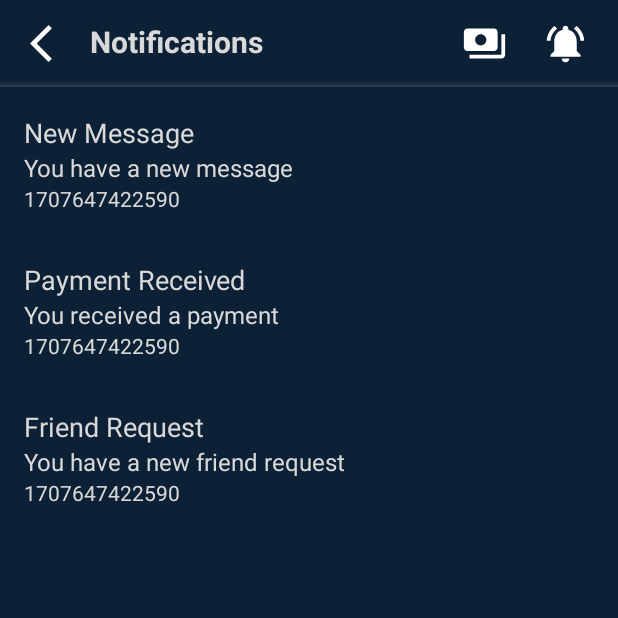
After one commit to Artan0/wallet_app, an Android app: the NotificationActivity screen opened directly, with no data from a screen before it, on a phone screen of 412 x 824 dp, the top half of it. The commit adds this screen. Run offline under Robolectric (Android 15) with nearby library versions, the phone set to English and light mode, and no system bars.

Commit message:
notification model and functionality implemented but with dummy data, still need to implement real functionality and services

```diff
--- a/app/src/main/AndroidManifest.xml
+++ b/app/src/main/AndroidManifest.xml
@@ -14,6 +14,9 @@
         android:supportsRtl="true"
         android:theme="@style/Theme.Wallet_App"
         tools:targetApi="31">
+        <activity
+            android:name=".NotificationActivity"
+            android:exported="false" />
         <activity
             android:name=".TransactionActivity"
             android:exported="false" />
--- a/app/src/main/java/com/example/wallet_app/HomeActivity.kt
+++ b/app/src/main/java/com/example/wallet_app/HomeActivity.kt
@@ -11,6 +11,7 @@ import android.widget.TextView
 import androidx.recyclerview.widget.LinearLayoutManager
 import androidx.recyclerview.widget.RecyclerView
 import com.example.wallet_app.adapters.CryptoAdapter
+import com.example.wallet_app.adapters.NotificationAdapter
 import com.example.wallet_app.model.Crypto
 import com.example.wallet_app.model.CryptoApiResponse
 import com.example.wallet_app.model.Wallet
@@ -33,6 +34,9 @@ class HomeActivity : AppCompatActivity(){
     private lateinit var auth: FirebaseAuth
     private lateinit var recyclerView: RecyclerView
     private lateinit var sendMoneyButton: ImageButton
+    private lateinit var notificationButton: ImageButton
+    private lateinit var notificationAdapter: NotificationAdapter
+
     @SuppressLint("MissingInflatedId")
     override fun onCreate(savedInstanceState: Bundle?) {
         super.onCreate(savedInstanceState)
@@ -41,6 +45,8 @@ class HomeActivity : AppCompatActivity(){
         usernameText = findViewById(R.id.usernameText)
         totalBalance = findViewById(R.id.totalBalance)
         sendMoneyButton = findViewById(R.id.sendMoneyButton)
+        notificationButton = findViewById(R.id.notificationButton)
+
 
         bottomNavigationView = findViewById(R.id.bottomNavigationView)
         bottomNavigationView.setOnNavigationItemSelectedListener { menuItem ->
@@ -72,6 +78,10 @@ class HomeActivity : AppCompatActivity(){
             startActivity(intent)
         }
 
+        notificationAdapter = NotificationAdapter(emptyList())
+        notificationButton.setOnClickListener {
+            startActivity(Intent(this, NotificationActivity::class.java))
+        }
 
         recyclerView.layoutManager = LinearLayoutManager(this)
         recyclerView.layoutManager = LinearLayoutManager(this)
--- /dev/null
+++ b/app/src/main/java/com/example/wallet_app/NotificationActivity.kt
@@ -0,0 +1,39 @@
+package com.example.wallet_app
+
+import android.os.Bundle
+import android.widget.ImageButton
+import androidx.appcompat.app.AppCompatActivity
+import androidx.recyclerview.widget.LinearLayoutManager
+import com.example.wallet_app.adapters.NotificationAdapter
+import com.example.wallet_app.databinding.ActivityNotificationBinding
+import com.example.wallet_app.model.Notification
+
+class NotificationActivity : AppCompatActivity() {
+
+    private lateinit var binding: ActivityNotificationBinding
+    private lateinit var notificationAdapter: NotificationAdapter
+    private lateinit var backButton:ImageButton
+
+    override fun onCreate(savedInstanceState: Bundle?) {
+        super.onCreate(savedInstanceState)
+        binding = ActivityNotificationBinding.inflate(layoutInflater)
+        setContentView(binding.root)
+
+        backButton = findViewById(R.id.backButton)
+
+        backButton.setOnClickListener {
+            finish()
+        }
+        notificationAdapter = NotificationAdapter(getDummyNotifications())
+        binding.notificationRecyclerView.layoutManager = LinearLayoutManager(this)
+        binding.notificationRecyclerView.adapter = notificationAdapter
+    }
+
+    private fun getDummyNotifications(): List<Notification> {
+        return listOf(
+            Notification("New Message", "You have a new message", System.currentTimeMillis()),
+            Notification("Payment Received", "You received a payment", System.currentTimeMillis()),
+            Notification("Friend Request", "You have a new friend request", System.currentTimeMillis())
+        )
+    }
+}
--- /dev/null
+++ b/app/src/main/java/com/example/wallet_app/adapters/NotificationAdapter.kt
@@ -0,0 +1,43 @@
+package com.example.wallet_app.adapters
+
+
+import android.view.LayoutInflater
+import android.view.View
+import android.view.ViewGroup
+import android.widget.TextView
+import androidx.recyclerview.widget.RecyclerView
+import com.example.wallet_app.R
+import com.example.wallet_app.model.Notification
+
+class NotificationAdapter(private var notifications: List<Notification>) :
+    RecyclerView.Adapter<NotificationAdapter.ViewHolder>() {
+
+    class ViewHolder(itemView: View) : RecyclerView.ViewHolder(itemView) {
+        val title: TextView = itemView.findViewById(R.id.notificationTitle)
+        val content: TextView = itemView.findViewById(R.id.notificationContent)
+        val timestamp: TextView = itemView.findViewById(R.id.notificationTimestamp)
+    }
+
+    override fun onCreateViewHolder(parent: ViewGroup, viewType: Int): ViewHolder {
+        val view = LayoutInflater.from(parent.context)
+            .inflate(R.layout.notification_item_layout, parent, false)
+        return ViewHolder(view)
+    }
+
+    override fun onBindViewHolder(holder: ViewHolder, position: Int) {
+        val notification = notifications[position]
+
+        holder.title.text = notification.title
+        holder.content.text = notification.content
+        holder.timestamp.text = notification.timestamp.toString() // Format as needed
+    }
+
+    override fun getItemCount(): Int {
+        return notifications.size
+    }
+
+    fun updateData(newNotifications: List<Notification>) {
+        notifications = newNotifications
+        notifyDataSetChanged()
+    }
+}
--- /dev/null
+++ b/app/src/main/java/com/example/wallet_app/model/Notification.kt
@@ -0,0 +1,7 @@
+package com.example.wallet_app.model
+
+data class Notification(
+    val title: String,
+    val content: String,
+    val timestamp: Long
+)
--- /dev/null
+++ b/app/src/main/res/layout/activity_notification.xml
@@ -0,0 +1,87 @@
+<?xml version="1.0" encoding="utf-8"?>
+<androidx.constraintlayout.widget.ConstraintLayout xmlns:android="http://schemas.android.com/apk/res/android"
+    xmlns:app="http://schemas.android.com/apk/res-auto"
+    xmlns:tools="http://schemas.android.com/tools"
+    android:layout_width="match_parent"
+    android:layout_height="match_parent"
+    android:background="@color/wallet_background_color_secondary"
+    tools:context=".NotificationActivity">
+
+    <androidx.constraintlayout.widget.ConstraintLayout
+        android:id="@+id/topBar"
+        android:layout_width="0dp"
+        android:layout_height="wrap_content"
+        android:orientation="horizontal"
+        android:padding="10dp"
+        app:layout_constraintEnd_toEndOf="parent"
+        app:layout_constraintStart_toStartOf="parent"
+        app:layout_constraintTop_toTopOf="parent">
+
+        <ImageButton
+            android:id="@+id/backButton"
+            android:layout_width="wrap_content"
+            android:layout_height="wrap_content"
+            android:layout_marginStart="10dp"
+            android:layout_marginTop="4dp"
+            android:background="@android:color/transparent"
+            android:src="@drawable/baseline_arrow_back_ios_24"
+            app:layout_constraintStart_toStartOf="parent"
+            app:layout_constraintTop_toTopOf="parent" />
+
+        <ImageButton
+            android:id="@+id/notificationButton"
+            android:layout_width="wrap_content"
+            android:layout_height="wrap_content"
+            android:layout_marginTop="4dp"
+            android:layout_marginEnd="10dp"
+            android:background="@android:color/transparent"
+            android:src="@drawable/baseline_notifications_active_24"
+            app:layout_constraintEnd_toEndOf="parent"
+            app:layout_constraintTop_toTopOf="parent" />
+
+        <ImageButton
+            android:id="@+id/sendMoneyButton"
+            android:layout_width="wrap_content"
+            android:layout_height="wrap_content"
+            android:layout_marginTop="4dp"
+            android:layout_marginEnd="24dp"
+            android:background="@android:color/transparent"
+            android:src="@drawable/baseline_payments_24"
+            app:layout_constraintEnd_toStartOf="@+id/notificationButton"
+            app:layout_constraintTop_toTopOf="parent" />
+
+        <TextView
+            android:id="@+id/moneyTransfer"
+            android:layout_width="wrap_content"
+            android:layout_height="wrap_content"
+            android:layout_marginStart="10dp"
+            android:layout_marginTop="4dp"
+            android:text="Notifications"
+            android:textColor="@color/wallet_text_color"
+            android:textSize="20sp"
+            android:textStyle="bold"
+            app:layout_constraintStart_toEndOf="@+id/backButton"
+            app:layout_constraintTop_toTopOf="parent" />
+
+    </androidx.constraintlayout.widget.ConstraintLayout>
+    <View
+        android:layout_width="0dp"
+        android:layout_height="4dp"
+        android:background="@drawable/shadowgradient"
+        app:layout_constraintEnd_toEndOf="parent"
+        app:layout_constraintStart_toStartOf="parent"
+        app:layout_constraintTop_toBottomOf="@id/topBar" />
+
+
+
+    <androidx.recyclerview.widget.RecyclerView
+        android:id="@+id/notificationRecyclerView"
+        android:layout_width="match_parent"
+        android:layout_height="match_parent"
+        android:layout_marginTop="60dp"
+        app:layoutManager="androidx.recyclerview.widget.LinearLayoutManager"
+        app:layout_constraintTop_toBottomOf="@+id/topBar"
+        tools:layout_editor_absoluteX="0dp"
+        tools:listitem="@layout/notification_item_layout" />
+
+</androidx.constraintlayout.widget.ConstraintLayout>
--- /dev/null
+++ b/app/src/main/res/layout/notification_item_layout.xml
@@ -0,0 +1,34 @@
+<!-- res/layout/notification_item_layout.xml -->
+<LinearLayout
+    xmlns:android="http://schemas.android.com/apk/res/android"
+    android:layout_width="match_parent"
+    android:layout_height="wrap_content"
+    android:orientation="vertical"
+    android:background="@color/wallet_background_color_secondary"
+    android:padding="16dp">
+
+    <TextView
+        android:id="@+id/notificationTitle"
+        android:layout_width="wrap_content"
+        android:layout_height="wrap_content"
+        android:textSize="18sp"
+        android:textColor="@color/wallet_text_color"
+        android:text="Title: " />
+
+    <TextView
+        android:id="@+id/notificationContent"
+        android:layout_width="wrap_content"
+        android:layout_height="wrap_content"
+        android:textColor="@color/wallet_text_color"
+        android:textSize="16sp"
+        android:text="Content: " />
+
+    <TextView
+        android:id="@+id/notificationTimestamp"
+        android:layout_width="wrap_content"
+        android:layout_height="wrap_content"
+        android:textColor="@color/wallet_text_color"
+        android:textSize="14sp"
+        android:text="Timestamp: " />
+
+</LinearLayout>
```
